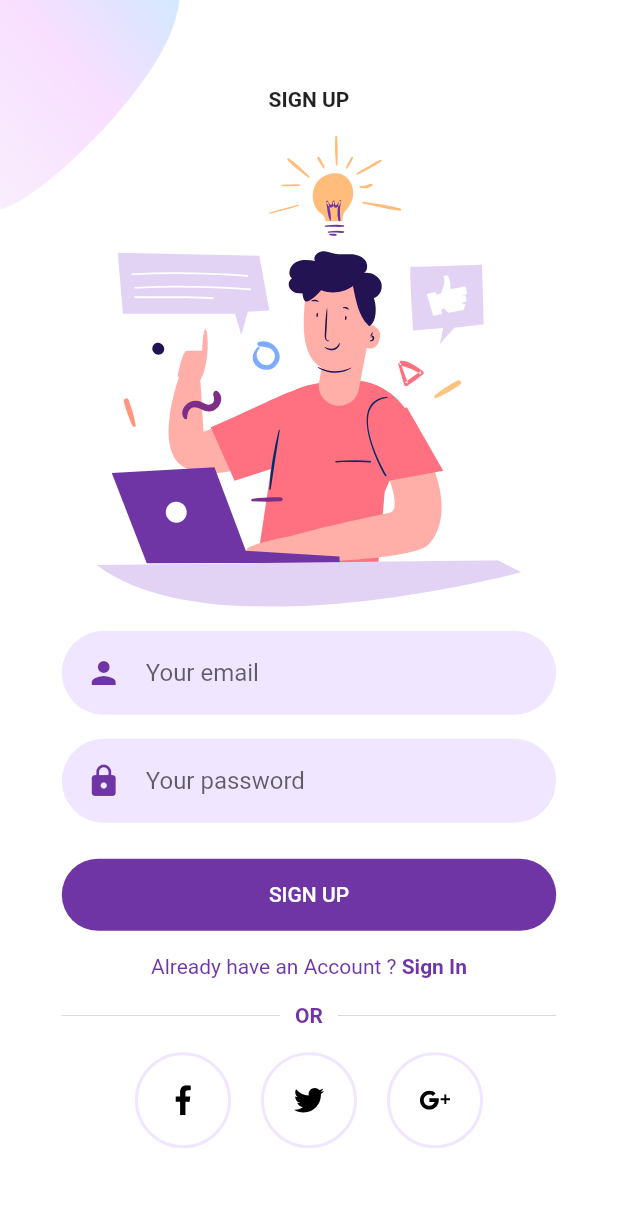
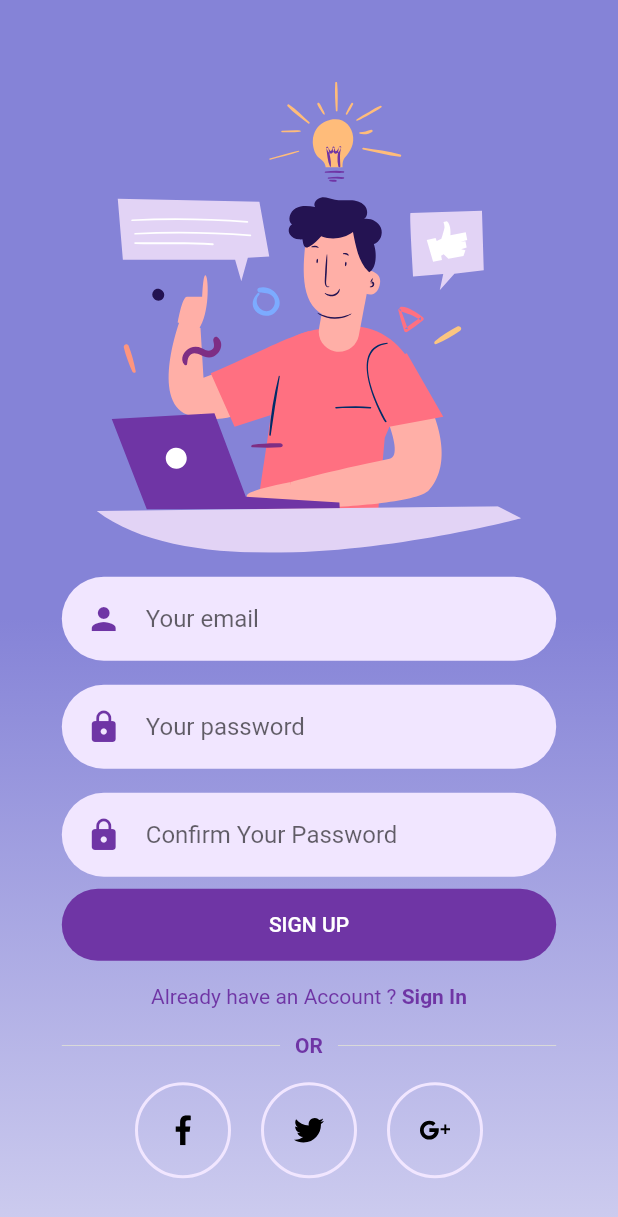
Before and after one commit to rafihals/toko-kita, a Flutter app: the screen it shows after launch, after a tap on "SIGN UP", on a phone screen of 412 x 824 dp. Shown: the top 1217 px of the screen. Run offline on Flutter 3.47's test engine with Material 2 defaults, Android fonts, the phone set to English and light mode, and no system bars; our stand-ins replace badges, flutter_svg.

Commit message:
login register

```diff
--- a/lib/Screens/Login/components/login_form.dart
+++ b/lib/Screens/Login/components/login_form.dart
@@ -20,7 +20,7 @@ class LoginForm extends StatelessWidget {
             cursorColor: kPrimaryColor,
             onSaved: (email) {},
             decoration: InputDecoration(
-              hintText: "Your email",
+              hintText: "Username@gmail.com",
               prefixIcon: Padding(
                 padding: const EdgeInsets.all(defaultPadding),
                 child: Icon(Icons.person),
@@ -34,7 +34,7 @@ class LoginForm extends StatelessWidget {
               obscureText: true,
               cursorColor: kPrimaryColor,
               decoration: InputDecoration(
-                hintText: "Your password",
+                hintText: ".........",
                 prefixIcon: Padding(
                   padding: const EdgeInsets.all(defaultPadding),
                   child: Icon(Icons.lock),
--- a/lib/Screens/Login/components/login_screen_top_image.dart
+++ b/lib/Screens/Login/components/login_screen_top_image.dart
@@ -12,17 +12,13 @@ class LoginScreenTopImage extends StatelessWidget {
   Widget build(BuildContext context) {
     return Column(
       children: [
-        Text(
-          "LOGIN",
-          style: TextStyle(fontWeight: FontWeight.bold),
-        ),
         SizedBox(height: defaultPadding * 2),
         Row(
           children: [
             const Spacer(),
             Expanded(
               flex: 8,
-              child: SvgPicture.asset("assets/icons/login.svg"),
+              child: SvgPicture.asset("assets/icons/tokoloak.svg"),
             ),
             const Spacer(),
           ],
--- a/lib/Screens/Signup/components/background.dart
+++ b/lib/Screens/Signup/components/background.dart
@@ -16,6 +16,18 @@ class Background extends StatelessWidget {
     return Scaffold(
       resizeToAvoidBottomInset: false,
       body: Container(
+        decoration: const BoxDecoration(
+            gradient: LinearGradient(
+                begin: Alignment(-1.0, -1),
+                end: Alignment(-1.0, 1),
+                colors: [
+              Color.fromARGB(255, 133, 131, 215),
+              Color.fromARGB(255, 206, 205, 239)
+            ],
+                stops: [
+              0.5,
+              1.0
+            ])),
         width: double.infinity,
         height: MediaQuery.of(context).size.height,
         child: Stack(
@@ -26,7 +38,7 @@ class Background extends StatelessWidget {
               left: 0,
               child: Image.asset(
                 topImage,
-                width: 120,
+                width: 0,
               ),
             ),
             // Positioned(
--- a/lib/Screens/Signup/components/sign_up_top_image.dart
+++ b/lib/Screens/Signup/components/sign_up_top_image.dart
@@ -12,10 +12,6 @@ class SignUpScreenTopImage extends StatelessWidget {
   Widget build(BuildContext context) {
     return Column(
       children: [
-        Text(
-          "Sign Up".toUpperCase(),
-          style: TextStyle(fontWeight: FontWeight.bold),
-        ),
         SizedBox(height: defaultPadding),
         Row(
           children: [
--- a/lib/Screens/Signup/components/signup_form.dart
+++ b/lib/Screens/Signup/components/signup_form.dart
@@ -42,6 +42,21 @@ class SignUpForm extends StatelessWidget {
               ),
             ),
           ),
+          Padding(
+            padding: const EdgeInsets.symmetric(vertical: 0),
+            child: TextFormField(
+              textInputAction: TextInputAction.done,
+              obscureText: true,
+              cursorColor: kPrimaryColor,
+              decoration: InputDecoration(
+                hintText: "Confirm Your Password",
+                prefixIcon: Padding(
+                  padding: const EdgeInsets.all(defaultPadding),
+                  child: Icon(Icons.lock),
+                ),
+              ),
+            ),
+          ),
           const SizedBox(height: defaultPadding / 2),
           ElevatedButton(
             onPressed: () {},
--- a/lib/Screens/Welcome/components/background.dart
+++ b/lib/Screens/Welcome/components/background.dart
@@ -16,6 +16,18 @@ class Background extends StatelessWidget {
     return Scaffold(
       resizeToAvoidBottomInset: false,
       body: Container(
+        decoration: const BoxDecoration(
+            gradient: LinearGradient(
+                begin: Alignment(-1.0, -1),
+                end: Alignment(-1.0, 1),
+                colors: [
+              Color.fromARGB(255, 133, 131, 215),
+              Color.fromARGB(255, 206, 205, 239)
+            ],
+                stops: [
+              0.5,
+              1.0
+            ])),
         width: double.infinity,
         height: MediaQuery.of(context).size.height,
         child: Stack(
@@ -26,7 +38,7 @@ class Background extends StatelessWidget {
               left: 0,
               child: Image.asset(
                 topImage,
-                width: 120,
+                width: 0,
               ),
             ),
             // Positioned(
```
Also changed, not shown: lib/Screens/Login/components/background.dart (+13 -1 lines), lib/constants.dart (+7 -0 lines), assets/icons/tokoloak.png (added), assets/icons/tokoloak.svg (added), assets/images/transparent.png (added), pubspec.lock.
